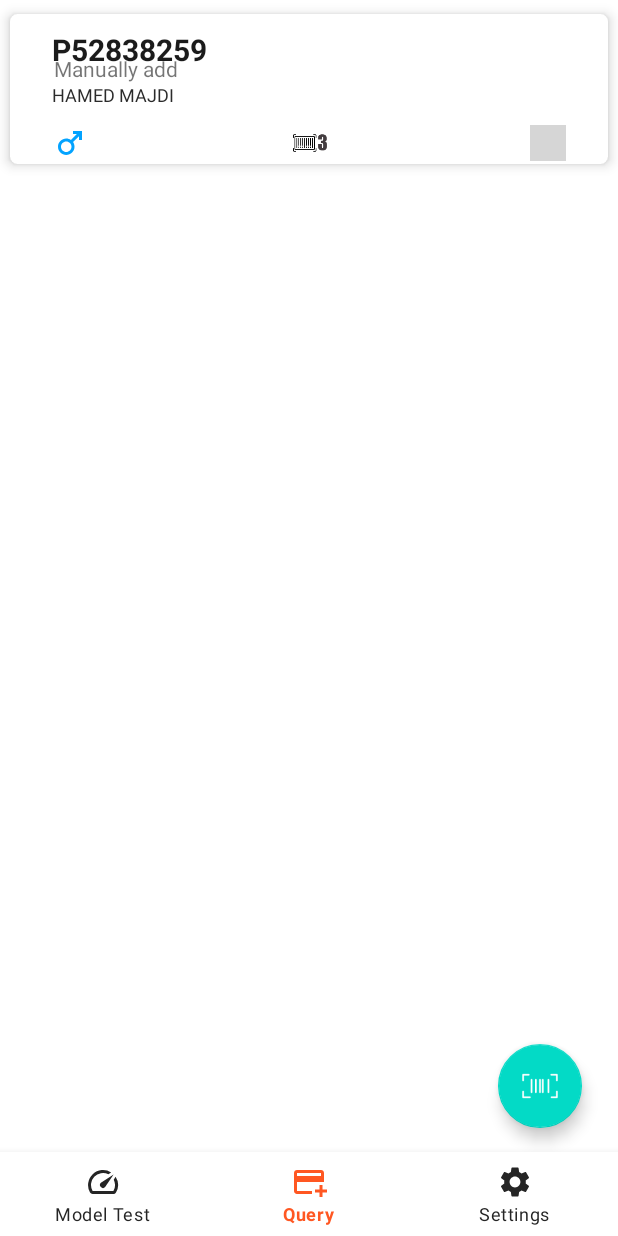
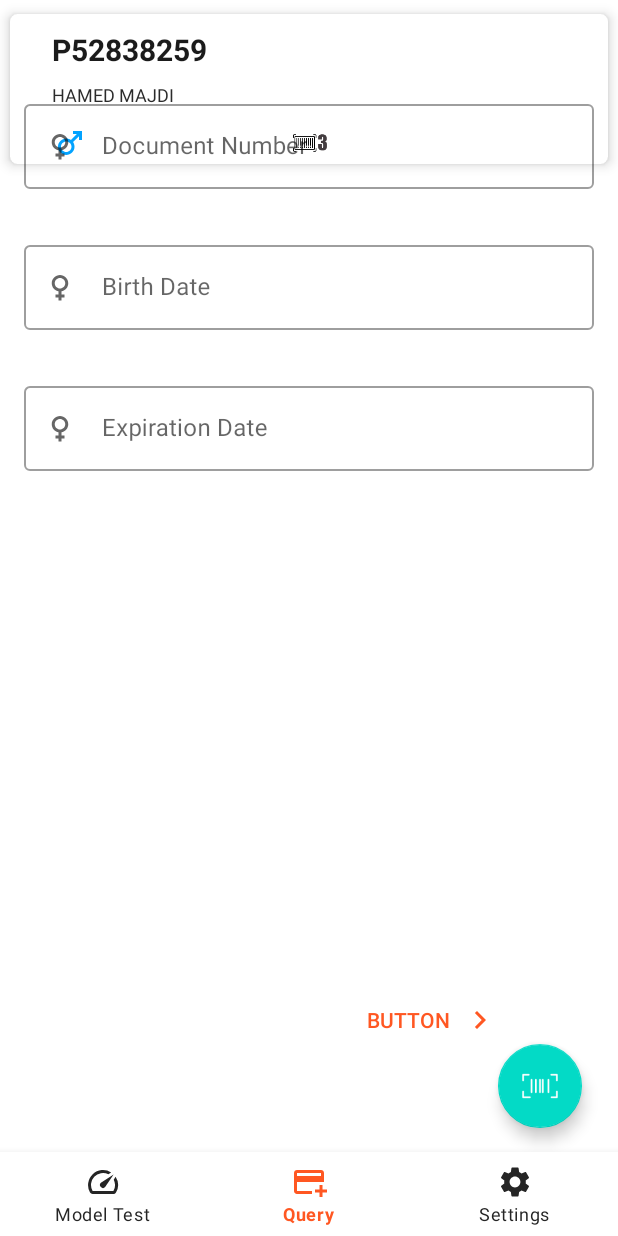
Before and after one commit to HamedMajdi/Passport-Photo-Verification, an Android app: the fragment AddManuallyFragment placed in its activity, on a phone screen of 412 x 824 dp. Run offline under Robolectric (Android 15) with nearby library versions, the phone set to English and light mode, and no system bars; our stand-ins replace Room's generated code, navigation-ui; pictures from the network do not load; Roboto replaces fonts that are not available here; grey boxes are pictures that could not be loaded.

Commit message:
Created Manual MRZ Entry UI

```diff
--- /dev/null
+++ b/app/src/main/res/drawable/ic_done.xml
@@ -0,0 +1,5 @@
+<vector android:height="24dp" android:tint="#FF5722"
+    android:viewportHeight="24" android:viewportWidth="24"
+    android:width="24dp" xmlns:android="http://schemas.android.com/apk/res/android">
+    <path android:fillColor="@android:color/white" android:pathData="M9,16.2L4.8,12l-1.4,1.4L9,19 21,7l-1.4,-1.4L9,16.2z"/>
+</vector>
--- /dev/null
+++ b/app/src/main/res/drawable/ic_next.xml
@@ -0,0 +1,5 @@
+<vector android:autoMirrored="true" android:height="24dp"
+    android:tint="#FF5722" android:viewportHeight="24"
+    android:viewportWidth="24" android:width="24dp" xmlns:android="http://schemas.android.com/apk/res/android">
+    <path android:fillColor="@android:color/white" android:pathData="M10,6L8.59,7.41 13.17,12l-4.58,4.59L10,18l6,-6z"/>
+</vector>
--- a/app/src/main/res/drawable/tab_selected.xml
+++ b/app/src/main/res/drawable/tab_selected.xml
@@ -1,6 +1,6 @@
 <?xml version="1.0" encoding="utf-8"?>
 <shape xmlns:android="http://schemas.android.com/apk/res/android"
     android:shape="rectangle">
-    <corners android:radius="16dp" />
-    <solid android:color="@color/selected_tab_color" />
+    <corners android:radius="@dimen/round_radius"/>
+    <solid android:color="@color/color_primary" />
 </shape>
--- a/app/src/main/res/layout/fragment_add_manually.xml
+++ b/app/src/main/res/layout/fragment_add_manually.xml
@@ -1,15 +1,89 @@
 <?xml version="1.0" encoding="utf-8"?>
-<FrameLayout xmlns:android="http://schemas.android.com/apk/res/android"
+<androidx.constraintlayout.widget.ConstraintLayout xmlns:android="http://schemas.android.com/apk/res/android"
+    xmlns:app="http://schemas.android.com/apk/res-auto"
     xmlns:tools="http://schemas.android.com/tools"
     android:layout_width="match_parent"
     android:layout_height="match_parent"
     tools:context=".ReadingAndDisplayingMRZ.View.AddManuallyFragment">
 
-    <!-- TODO: Update blank fragment layout -->
-    <TextView
+    <com.google.android.material.textfield.TextInputLayout
+        android:id="@+id/TILDocument"
+        style="@style/Widget.MaterialComponents.TextInputLayout.OutlinedBox"
         android:layout_width="match_parent"
-        android:layout_height="match_parent"
-        android:text="Manually add"
-        android:layout_margin="36dp"/>
+        android:layout_height="wrap_content"
+        android:layout_marginStart="16dp"
+        android:layout_marginTop="64dp"
+        android:layout_marginEnd="16dp"
+        android:hint="Document Number"
+        app:layout_constraintEnd_toEndOf="parent"
+        app:layout_constraintStart_toStartOf="parent"
+        app:layout_constraintTop_toTopOf="parent"
+        app:startIconDrawable="@drawable/ic_female">
 
-</FrameLayout>
+
+        <com.google.android.material.textfield.TextInputEditText
+            android:id="@+id/editTextDocumentNumber"
+            android:layout_width="match_parent"
+            android:layout_height="wrap_content" />
+
+    </com.google.android.material.textfield.TextInputLayout>
+
+
+    <com.google.android.material.textfield.TextInputLayout
+        android:id="@+id/TILBirth"
+        style="@style/Widget.MaterialComponents.TextInputLayout.OutlinedBox"
+        android:layout_width="match_parent"
+        android:layout_height="wrap_content"
+        android:layout_marginStart="16dp"
+        android:layout_marginTop="32dp"
+        android:layout_marginEnd="16dp"
+        android:hint="Birth Date"
+        app:layout_constraintEnd_toEndOf="parent"
+        app:layout_constraintStart_toStartOf="parent"
+        app:layout_constraintTop_toBottomOf="@id/TILDocument"
+        app:startIconDrawable="@drawable/ic_female">
+
+
+        <com.google.android.material.textfield.TextInputEditText
+            android:id="@+id/editTextBirthDate"
+            android:layout_width="match_parent"
+            android:layout_height="wrap_content" />
+    </com.google.android.material.textfield.TextInputLayout>
+
+    <com.google.android.material.textfield.TextInputLayout
+        android:id="@+id/TILExpiration"
+        style="@style/Widget.MaterialComponents.TextInputLayout.OutlinedBox"
+        android:layout_width="match_parent"
+        android:layout_height="wrap_content"
+        android:layout_marginStart="16dp"
+        android:layout_marginTop="32dp"
+        android:layout_marginEnd="16dp"
+        android:hint="Expiration Date"
+        app:layout_constraintEnd_toEndOf="parent"
+        app:layout_constraintStart_toStartOf="parent"
+        app:layout_constraintTop_toBottomOf="@id/TILBirth"
+        app:startIconDrawable="@drawable/ic_female">
+
+
+        <com.google.android.material.textfield.TextInputEditText
+            android:id="@+id/editTextExpirationDate"
+            android:layout_width="match_parent"
+            android:layout_height="wrap_content" />
+
+    </com.google.android.material.textfield.TextInputLayout>
+
+    <Button
+        android:id="@+id/button"
+        android:layout_width="wrap_content"
+        android:layout_height="wrap_content"
+        android:layout_marginEnd="64dp"
+        android:layout_marginBottom="64dp"
+        android:text="Button"
+        app:layout_constraintBottom_toBottomOf="parent"
+        app:layout_constraintEnd_toEndOf="parent"
+        style="@style/Widget.AppCompat.Button.Borderless.Colored"
+        android:textColor="@color/color_primary"
+        android:drawableEnd="@drawable/ic_next"/>
+
+
+</androidx.constraintlayout.widget.ConstraintLayout>
--- a/app/src/main/res/values/colors.xml
+++ b/app/src/main/res/values/colors.xml
@@ -4,5 +4,4 @@
     <color name="white">#FFFFFFFF</color>
     <color name="color_primary">#FF5722</color>
     <color name="color_primary_dark">#E33D09</color>
-    <color name="selected_tab_color">#FF5722</color>
 </resources>
--- a/app/src/main/res/values/dimens.xml
+++ b/app/src/main/res/values/dimens.xml
@@ -3,4 +3,5 @@
     <dimen name="recyclerview_image_size">24dp</dimen>
     <dimen name="tab_corner_radius">12dp</dimen>
     <dimen name="progress_bar_size">18dp</dimen>
+    <dimen name="round_radius">16dp</dimen>
 </resources>
```
